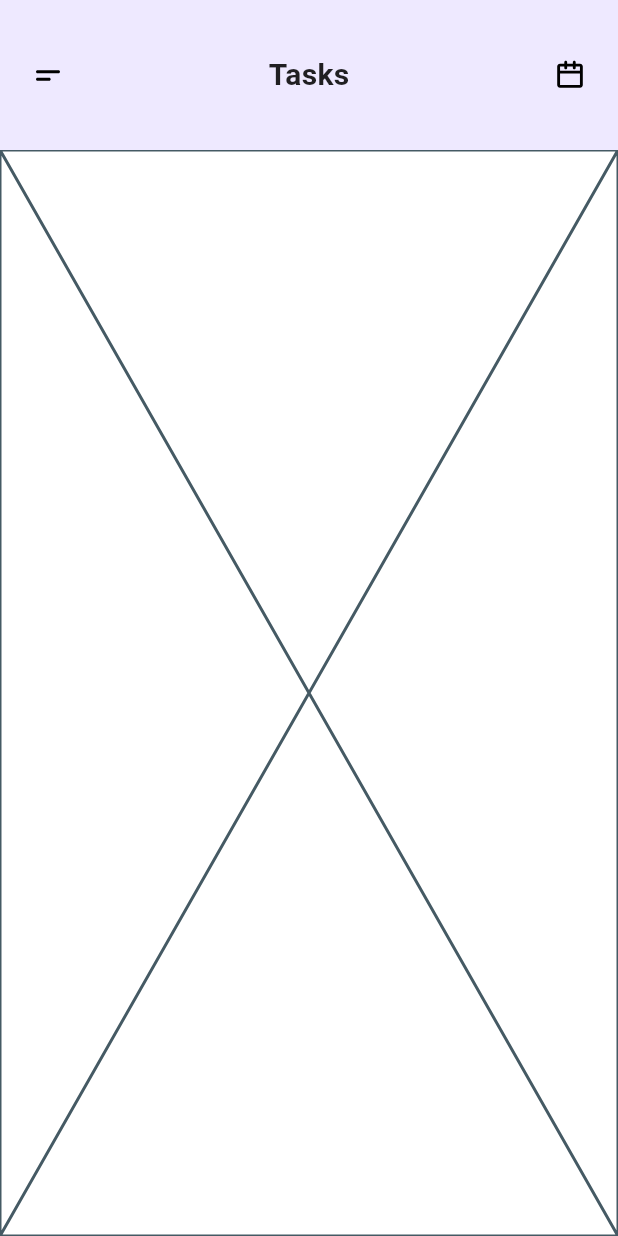
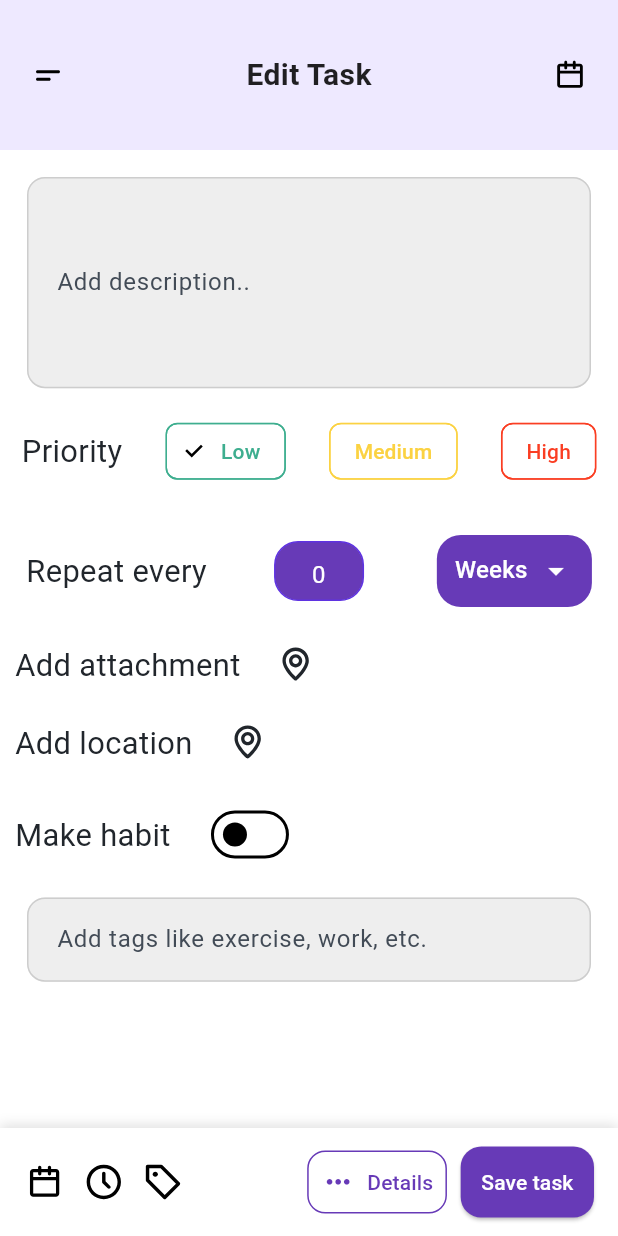
Before and after one commit to mw205/only-to-do, a Flutter app: the screen it shows after launch, on a phone screen of 412 x 824 dp. Run offline on Flutter 3.47's test engine with Material 3 defaults, Android fonts, the light colour scheme and no system bars; our stand-ins replace flutter_animate, flutter_screenutil, flutter_svg, go_router, vector_graphics.

Commit message:
Implemented Edit Task UI Feature:
- Created **EditTaskView** screen and **EditTaskViewBody** widget for task editing flow.
- Developed reusable widgets for the edit task screen:
- **CustomTextField**: customizable text field for task description or tags.
- **PrioritySelector**: interactive row for selecting task priority (Low, Medium, High).
- **RepeatEveryWidget**: allows user to set repeat interval (number + unit).
- **BottomActionsBar**: bottom action bar with icons (calendar, time, label) and buttons (Details,
-Added new color constants in **colors.gen.dart**
-Added nes TextStyle in *AppTextStyle*

```diff
--- a/lib/core/routes/app_router.dart
+++ b/lib/core/routes/app_router.dart
@@ -1,5 +1,6 @@
 import 'package:flutter/material.dart';
 import 'package:go_router/go_router.dart';
+import 'package:only_to_do/features/edit_task/presentation/views/edit_task_view.dart';
 
 import '../../features/home/presentation/views/home_view.dart';
 import '../../features/splash/presentation/views/splash_view.dart';
@@ -7,6 +8,7 @@ import '../../features/splash/presentation/views/splash_view.dart';
 class AppRouter {
   AppRouter._();
   static final router = GoRouter(
+    initialLocation: EditTaskView.id,
     routes: [
       GoRoute(
         path: SplashView.id,
@@ -25,6 +27,11 @@ class AppRouter {
           );
         },
       ),
+      //=====================//
+      GoRoute(
+        path: EditTaskView.id,
+        builder: (context, state) => EditTaskView(),
+      ),
     ],
   );
 }
--- a/lib/core/styles/app_text_styles.dart
+++ b/lib/core/styles/app_text_styles.dart
@@ -1 +1,11 @@
-class AppTextStyles {}
+import 'package:flutter/material.dart';
+import 'package:flutter_screenutil/flutter_screenutil.dart';
+import 'package:only_to_do/gen/colors.gen.dart';
+
+class AppTextStyles {
+  static TextStyle font18Black1Medium = TextStyle(
+    color: ColorName.black2,
+    fontSize: 18.sp,
+    fontWeight: FontWeight.w400, // Regular weight
+  );
+}
--- /dev/null
+++ b/lib/features/edit_task/presentation/views/edit_task_view.dart
@@ -0,0 +1,12 @@
+import 'package:flutter/material.dart';
+import 'package:only_to_do/features/edit_task/presentation/views/widget/edit_task_view_body.dart';
+
+class EditTaskView extends StatelessWidget {
+  const EditTaskView({super.key});
+  static String id = "/EditTask";
+
+  @override
+  Widget build(BuildContext context) {
+    return const EditTaskViewBody();
+  }
+}
--- /dev/null
+++ b/lib/features/edit_task/presentation/views/widget/Info_details.dart
@@ -0,0 +1,81 @@
+import 'package:flutter/material.dart';
+import 'package:flutter_screenutil/flutter_screenutil.dart';
+import 'package:only_to_do/core/styles/app_text_styles.dart';
+import 'package:only_to_do/gen/assets.gen.dart';
+import 'package:only_to_do/gen/colors.gen.dart';
+
+class InfoDetails extends StatefulWidget {
+  const InfoDetails({super.key});
+
+  @override
+  State<InfoDetails> createState() => _InfoDeataliesState();
+}
+
+bool isHabit = false;
+
+class _InfoDeataliesState extends State<InfoDetails> {
+  @override
+  Widget build(BuildContext context) {
+    return Padding(
+      padding: const EdgeInsets.only(left: 10),
+      child: Column(
+        children: [
+          Row(
+            children: [
+              Text(
+                'Add attachment',
+                style: AppTextStyles.font18Black1Medium,
+              ),
+              SizedBox(
+                width: 20.sp,
+              ),
+              Assets.images.location.svg(
+                width: 24.w,
+              ),
+            ],
+          ),
+          SizedBox(
+            height: 20.sp,
+          ),
+          Row(
+            children: [
+              Text(
+                'Add location',
+                style: AppTextStyles.font18Black1Medium,
+              ),
+              SizedBox(
+                width: 20.sp,
+              ),
+              Assets.images.location.svg(
+                width: 24.w,
+              ),
+            ],
+          ),
+          SizedBox(
+            height: 20.sp,
+          ),
+          Row(
+            children: [
+              Text(
+                'Make habit',
+                style: AppTextStyles.font18Black1Medium,
+              ),
+              SizedBox(
+                width: 20.sp,
+              ),
+              Switch.adaptive(
+                value: isHabit,
+                onChanged: (bool value) {
+                  setState(() {
+                    isHabit = value;
+                  });
+                },
+                activeColor: ColorName.purple,
+              ),
+            ],
+          )
+        ],
+      ),
+    );
+  }
+}
--- /dev/null
+++ b/lib/features/edit_task/presentation/views/widget/Priority_selector.dart
@@ -0,0 +1,68 @@
+import 'package:flutter/material.dart';
+import 'package:only_to_do/core/styles/app_text_styles.dart';
+import 'package:only_to_do/gen/colors.gen.dart';
+
+class PrioritySelector extends StatefulWidget {
+  const PrioritySelector({super.key});
+
+  @override
+  _PrioritySelectorState createState() => _PrioritySelectorState();
+}
+
+class _PrioritySelectorState extends State<PrioritySelector> {
+  String selectedPriority = 'Low';
+  @override
+  Widget build(BuildContext context) {
+    return Row(
+      mainAxisAlignment: MainAxisAlignment.spaceAround,
+      children: [
+        Text(
+          'Priority',
+          style: AppTextStyles.font18Black1Medium,
+        ),
+        ChoiceChip(
+          label: Text('Low'),
+          selected: selectedPriority == 'Low',
+          selectedColor: ColorName.white,
+          labelStyle: TextStyle(
+            color: ColorName.green,
+          ),
+          side: BorderSide(color: ColorName.green),
+          onSelected: (bool selected) {
+            setState(() {
+              selectedPriority = 'Low';
+            });
+          },
+        ),
+        ChoiceChip(
+          label: Text('Medium'),
+          selected: selectedPriority == 'Medium',
+          selectedColor: ColorName.white,
+          labelStyle: TextStyle(
+            color: ColorName.yellow,
+          ),
+          side: BorderSide(color: ColorName.yellow),
+          onSelected: (bool selected) {
+            setState(() {
+              selectedPriority = 'Medium';
+            });
+          },
+        ),
+        ChoiceChip(
+          label: Text('High'),
+          selected: selectedPriority == 'High',
+          selectedColor: ColorName.white,
+          labelStyle: TextStyle(
+            color: ColorName.red,
+          ),
+          side: BorderSide(color: ColorName.red),
+          onSelected: (bool selected) {
+            setState(() {
+              selectedPriority = 'High';
+            });
+          },
+        ),
+      ],
+    );
+  }
+}
--- /dev/null
+++ b/lib/features/edit_task/presentation/views/widget/bottom_action_bar.dart
@@ -0,0 +1,91 @@
+import 'package:flutter/material.dart';
+import 'package:flutter_screenutil/flutter_screenutil.dart';
+import 'package:only_to_do/gen/assets.gen.dart';
+import 'package:only_to_do/gen/colors.gen.dart';
+
+class BottomActionsBar extends StatelessWidget {
+  const BottomActionsBar({super.key});
+
+  @override
+  Widget build(BuildContext context) {
+    return Container(
+      padding: const EdgeInsets.symmetric(horizontal: 16, vertical: 12),
+      decoration: const BoxDecoration(
+        color: Colors.white,
+        boxShadow: [
+          BoxShadow(
+            color: Colors.black12,
+            blurRadius: 6,
+            offset: Offset(0, -2),
+          ),
+        ],
+      ),
+      child: Row(
+        children: [
+          Row(
+            mainAxisSize: MainAxisSize.min,
+            children: [
+              Assets.images.calendar.svg(
+                  width: 24.w,
+                  colorFilter: ColorFilter.mode(Colors.black, BlendMode.srcIn)),
+              SizedBox(width: 12),
+              Assets.images.clock.svg(
+                width: 24.w,
+                colorFilter: ColorFilter.mode(Colors.black, BlendMode.srcIn),
+              ),
+              SizedBox(width: 12),
+              Assets.images.tag.svg(
+                colorFilter: ColorFilter.mode(Colors.black, BlendMode.srcIn),
+                width: 24.w,
+              ),
+            ],
+          ),
+          Expanded(
+            child: Row(
+              mainAxisAlignment: MainAxisAlignment.end,
+              children: [
+                OutlinedButton.icon(
+                  onPressed: () {},
+                  style: OutlinedButton.styleFrom(
+                    side: const BorderSide(color: Colors.deepPurple),
+                    shape: RoundedRectangleBorder(
+                      borderRadius: BorderRadius.circular(12),
+                    ),
+                    padding:
+                        EdgeInsets.symmetric(horizontal: 8.w, vertical: 8.h),
+                    minimumSize: const Size(0, 40),
+                  ),
+                  icon: Icon(Icons.more_horiz,
+                      color: Colors.deepPurple, size: 20.w),
+                  label: const Text(
+                    'Details',
+                    style: TextStyle(color: Colors.deepPurple),
+                    overflow: TextOverflow.ellipsis,
+                  ),
+                ),
+                SizedBox(width: 8.w),
+                ElevatedButton(
+                  onPressed: () {},
+                  style: ElevatedButton.styleFrom(
+                    backgroundColor: Colors.deepPurple,
+                    shape: RoundedRectangleBorder(
+                      borderRadius: BorderRadius.circular(12.sp),
+                    ),
+                    padding:
+                        EdgeInsets.symmetric(horizontal: 12.w, vertical: 12.w),
+                    minimumSize: Size(0, 40.w),
+                  ),
+                  child: const Text(
+                    'Save task',
+                    overflow: TextOverflow.ellipsis,
+                    style: TextStyle(color: ColorName.white),
+                  ),
+                ),
+              ],
+            ),
+          ),
+        ],
+      ),
+    );
+  }
+}
--- /dev/null
+++ b/lib/features/edit_task/presentation/views/widget/descriotion_field.dart
@@ -0,0 +1,44 @@
+import 'package:flutter/material.dart';
+import 'package:only_to_do/gen/colors.gen.dart';
+
+class CustomTextField extends StatelessWidget {
+  final String hintText;
+  final double height;
+  final double width;
+
+  const CustomTextField({
+    super.key,
+    required this.hintText,
+    required this.height,
+    required this.width,
+  });
+
+  @override
+  Widget build(BuildContext context) {
+    return Container(
+      height: height,
+      width: width,
+      margin: const EdgeInsets.all(18),
+      child: TextField(
+        expands: true,
+        maxLines: null,
+        decoration: InputDecoration(
+          labelText: hintText,
+          labelStyle: const TextStyle(color: ColorName.grey2),
+          filled: true,
+          fillColor: Colors.grey[200],
+          contentPadding:
+              const EdgeInsets.symmetric(horizontal: 16, vertical: 12),
+          enabledBorder: OutlineInputBorder(
+            borderRadius: BorderRadius.circular(12),
+            borderSide: const BorderSide(color: ColorName.grey1),
+          ),
+          focusedBorder: OutlineInputBorder(
+            borderRadius: BorderRadius.circular(12),
+            borderSide: const BorderSide(color: ColorName.grey1),
+          ),
+        ),
+      ),
+    );
+  }
+}
--- /dev/null
+++ b/lib/features/edit_task/presentation/views/widget/edit_task_view_body.dart
@@ -0,0 +1,42 @@
+import 'package:flutter/material.dart';
+import 'package:flutter_screenutil/flutter_screenutil.dart';
+import 'package:only_to_do/core/widgets/custom_app_bar.dart';
+import 'package:only_to_do/features/edit_task/presentation/views/widget/Priority_selector.dart';
+import 'package:only_to_do/features/edit_task/presentation/views/widget/bottom_action_bar.dart';
+import 'package:only_to_do/features/edit_task/presentation/views/widget/descriotion_field.dart';
+import 'package:only_to_do/features/edit_task/presentation/views/widget/Info_details.dart';
+import 'package:only_to_do/features/edit_task/presentation/views/widget/repeat_every_widget.dart';
+
+class EditTaskViewBody extends StatelessWidget {
+  const EditTaskViewBody({super.key});
+
+  @override
+  Widget build(BuildContext context) {
+    return Scaffold(
+      appBar: CustomAppBar(title: 'Edit Task'),
+      body: ListView(
+        children: [
+          CustomTextField(
+            height: 123.sp,
+            width: 331.sp,
+            hintText: 'Add description..',
+          ),
+          PrioritySelector(),
+          SizedBox(
+            height: 20.h,
+          ),
+          RepeatEveryWidget(),
+          SizedBox(
+            height: 20.h,
+          ),
+          InfoDetails(),
+          CustomTextField(
+              hintText: 'Add tags like exercise, work, etc.',
+              height: 47.h,
+              width: 313.w),
+        ],
+      ),
+      bottomNavigationBar: BottomActionsBar(),
+    );
+  }
+}
--- /dev/null
+++ b/lib/features/edit_task/presentation/views/widget/repeat_every_widget.dart
@@ -0,0 +1,92 @@
+import 'package:flutter/material.dart';
+import 'package:flutter_screenutil/flutter_screenutil.dart';
+import 'package:only_to_do/core/styles/app_text_styles.dart';
+import 'package:only_to_do/gen/colors.gen.dart';
+
+class RepeatEveryWidget extends StatefulWidget {
+  const RepeatEveryWidget({super.key});
+
+  @override
+  State<RepeatEveryWidget> createState() => _RepeatEveryWidgetState();
+}
+
+class _RepeatEveryWidgetState extends State<RepeatEveryWidget> {
+  int repeatNumber = 2;
+  String repeatUnit = 'Weeks';
+  final List<String> units = ['Days', 'Weeks', 'Months'];
+
+  @override
+  Widget build(BuildContext context) {
+    return Column(
+      crossAxisAlignment: CrossAxisAlignment.start,
+      children: [
+        const SizedBox(height: 8),
+        Row(
+          mainAxisAlignment: MainAxisAlignment.spaceEvenly,
+          children: [
+            Text(
+              'Repeat every',
+              style: AppTextStyles.font18Black1Medium,
+            ),
+            SizedBox(
+              width: 10,
+            ),
+            Container(
+              width: 60,
+              height: 40,
+              decoration: BoxDecoration(
+                color: Colors.deepPurple,
+                borderRadius: BorderRadius.circular(16),
+                border: Border.all(color: ColorName.purple),
+              ),
+              child: TextField(
+                textAlign: TextAlign.center,
+                keyboardType: TextInputType.number,
+                style: TextStyle(color: ColorName.white),
+                decoration: const InputDecoration(
+                  border: InputBorder.none,
+                  hintText: '0',
+                  hintStyle: TextStyle(color: ColorName.white),
+                ),
+                onChanged: (value) {
+                  setState(() {
+                    repeatNumber = int.tryParse(value) ?? 0;
+                  });
+                },
+              ),
+            ),
+            SizedBox(width: 12.sp),
+            Container(
+              padding: const EdgeInsets.symmetric(horizontal: 12),
+              decoration: BoxDecoration(
+                color: Colors.deepPurple,
+                borderRadius: BorderRadius.circular(16),
+              ),
+              child: DropdownButtonHideUnderline(
+                child: DropdownButton<String>(
+                  value: repeatUnit,
+                  dropdownColor: ColorName.purple,
+                  iconEnabledColor: Colors.white,
+                  items: units.map((String value) {
+                    return DropdownMenuItem<String>(
+                      value: value,
+                      child: Text(
+                        value,
+                        style: const TextStyle(color: Colors.white),
+                      ),
+                    );
+                  }).toList(),
+                  onChanged: (newValue) {
+                    setState(() {
+                      repeatUnit = newValue!;
+                    });
+                  },
+                ),
+              ),
+            ),
+          ],
+        ),
+      ],
+    );
+  }
+}
--- a/lib/gen/colors.gen.dart
+++ b/lib/gen/colors.gen.dart
@@ -15,6 +15,9 @@ class ColorName {
 
   /// Color: #000000
   static const Color black = Color(0xFF000000);
+
+  /// Color: ##21262C
+  static const Color black2 = Color(0xff21262C);
 
   /// Color: #3EAE8F
   static const Color green = Color(0xFF3EAE8F);
```
Also changed, not shown: 125 other files.
